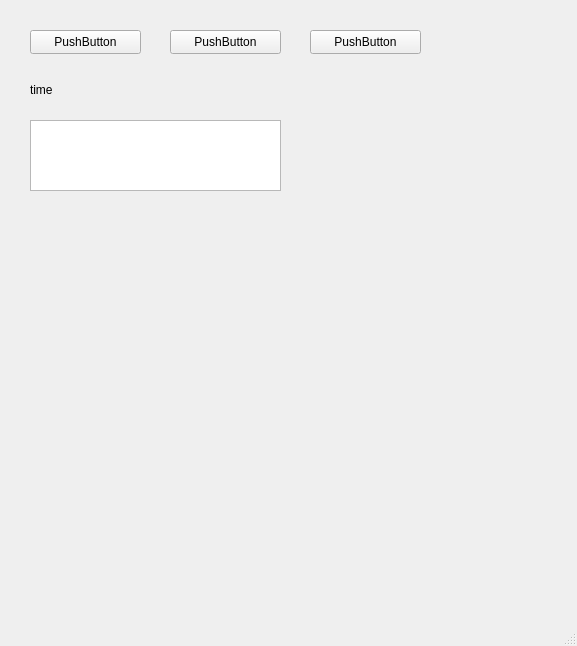
Before: the Qt Designer form mainwindow.ui in ZhenyaNikiforov/SekundomerQt, drawn with Qt 5.
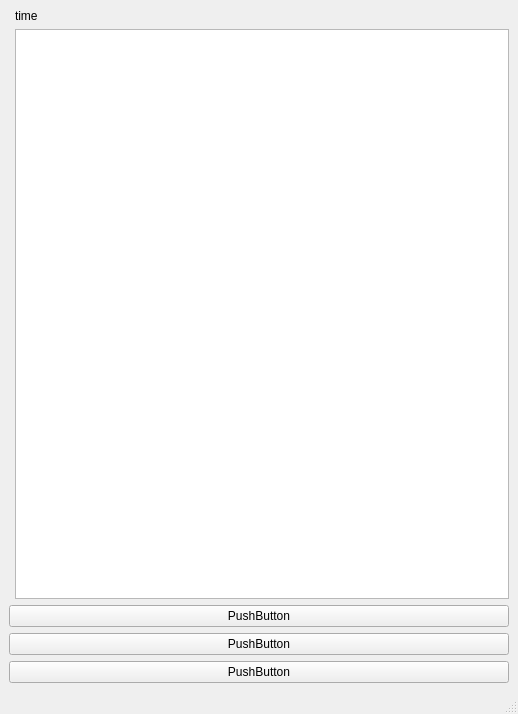
After: the same form once the commit is applied.

Commit message: Скомпоновал форму и окно

```diff
--- a/mainwindow.ui
+++ b/mainwindow.ui
@@ -6,76 +6,51 @@
    <rect>
     <x>0</x>
     <y>0</y>
-    <width>577</width>
-    <height>646</height>
+    <width>518</width>
+    <height>714</height>
    </rect>
   </property>
   <property name="windowTitle">
    <string>MainWindow</string>
   </property>
   <widget class="QWidget" name="centralwidget">
+   <layout class="QVBoxLayout" name="verticalLayout">
+    <item>
+     <layout class="QFormLayout" name="formLayout">
+      <item row="0" column="1">
+       <widget class="QLabel" name="demo_time">
+        <property name="text">
+         <string>time</string>
+        </property>
+       </widget>
+      </item>
+      <item row="1" column="1">
+       <widget class="QTextBrowser" name="textBrowser"/>
+      </item>
+     </layout>
+    </item>
+    <item>
    <widget class="QPushButton" name="start_stop">
-    <property name="geometry">
-     <rect>
-      <x>30</x>
-      <y>30</y>
-      <width>111</width>
-      <height>24</height>
-     </rect>
-    </property>
     <property name="text">
      <string>PushButton</string>
     </property>
    </widget>
+    </item>
+    <item>
    <widget class="QPushButton" name="cleaner">
-    <property name="geometry">
-     <rect>
-      <x>170</x>
-      <y>30</y>
-      <width>111</width>
-      <height>24</height>
-     </rect>
-    </property>
     <property name="text">
      <string>PushButton</string>
     </property>
    </widget>
+    </item>
+    <item>
    <widget class="QPushButton" name="circle">
-    <property name="geometry">
-     <rect>
-      <x>310</x>
-      <y>30</y>
-      <width>111</width>
-      <height>24</height>
-     </rect>
-    </property>
     <property name="text">
      <string>PushButton</string>
     </property>
    </widget>
-   <widget class="QLabel" name="demo_time">
-    <property name="geometry">
-     <rect>
-      <x>30</x>
-      <y>80</y>
-      <width>111</width>
-      <height>20</height>
-     </rect>
-    </property>
-    <property name="text">
-     <string>time</string>
-    </property>
-   </widget>
-   <widget class="QTextBrowser" name="textBrowser">
-    <property name="geometry">
-     <rect>
-      <x>30</x>
-      <y>120</y>
-      <width>251</width>
-      <height>71</height>
-     </rect>
-    </property>
-   </widget>
+    </item>
+   </layout>
   </widget>
   <widget class="QMenuBar" name="menubar">
    <property name="geometry">
```
Left out of the diff: 2 changed lines with no effect on the pictures. Lines whose indentation alone changed are shown as unchanged.
